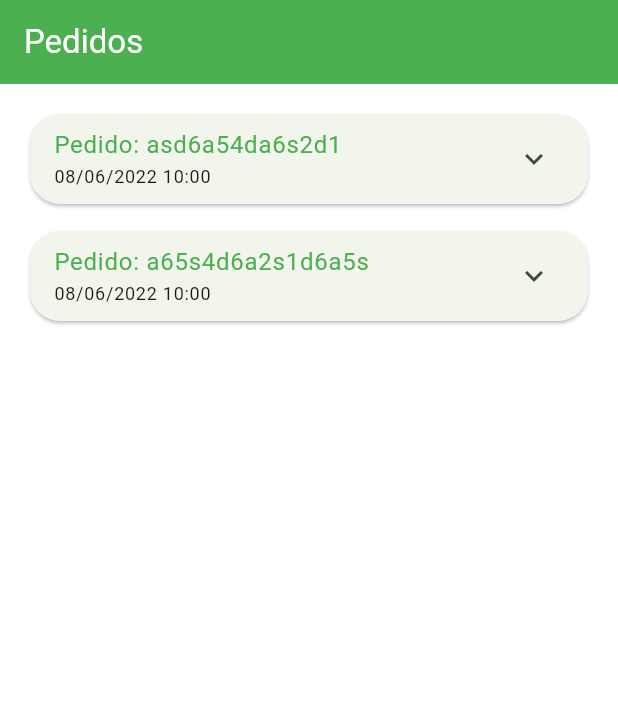
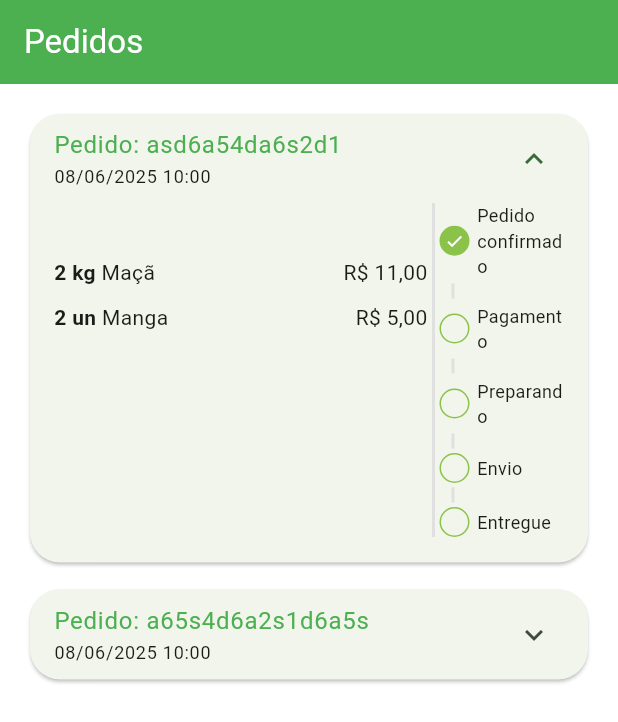
Before and after one commit to Giovanijose/Quitanda-Flutter, a Flutter app: the Orderstab screen opened directly, on a phone screen of 412 x 824 dp. Shown: the top 722 px of the screen. Run offline on Flutter 3.47's test engine with Material 3 defaults, Android fonts, the phone set to English and light mode, and no system bars; our stand-ins replace animated_text_kit, mask_text_input_formatter.

Commit message:
conitnuando tela de pedidos

```diff
--- a/lib/src/config/app_data.dart
+++ b/lib/src/config/app_data.dart
@@ -103,10 +103,10 @@ List<OrderModel> orders = [
   OrderModel(
     copyAndPaste: 'q1w2e3r4t5y6',
     createdDateTime: DateTime.parse(
-      '2022-06-08 10:00:10.458',
+      '2025-06-08 10:00:10.458',
     ),
     overdueDateTime: DateTime.parse(
-      '2022-06-08 11:00:10.458',
+      '2025-06-08 11:00:10.458',
     ),
     id: 'asd6a54da6s2d1',
     status: 'pending_payment',
@@ -127,10 +127,10 @@ List<OrderModel> orders = [
   OrderModel(
     copyAndPaste: 'q1w2e3r4t5y6',
     createdDateTime: DateTime.parse(
-      '2022-06-08 10:00:10.458',
+      '2025-06-08 10:00:10.458',
     ),
     overdueDateTime: DateTime.parse(
-      '2022-06-08 11:00:10.458',
+      '2025-06-08 11:00:10.458',
     ),
     id: 'a65s4d6a2s1d6a5s',
     status: 'delivered',
--- a/lib/src/pages/orders/components/order_status_widget.dart
+++ b/lib/src/pages/orders/components/order_status_widget.dart
@@ -5,7 +5,18 @@ class OrderStatusWidget extends StatelessWidget {
   final String status;
   final bool isOverdue;
 
-  const OrderStatusWidget({
+  final Map<String, int> allStatus = <String, int>{
+    'pending_payment': 0,
+    'refunded': 1,
+    'paid': 2,
+    'preparing_purchase': 3,
+    'shipping': 4,
+    'delivered': 5,
+  };
+
+  int get currentStatus => allStatus[status]!;
+
+  OrderStatusWidget({
     super.key,
     required this.status,
     required this.isOverdue,
@@ -13,17 +24,50 @@ class OrderStatusWidget extends StatelessWidget {
 
   @override
   Widget build(BuildContext context) {
-    return const Column(
+    return Column(
+      crossAxisAlignment: CrossAxisAlignment.start,
       children: [
-        _StatusDot(
-          tile: 'Teste de pagamento',
+        const _StatusDot(
           isActive: true,
+          tile: 'Pedido confirmado',
         ),
-        _StatusDot(
-          tile: 'Pagamento Efetuado',
-          isActive: false,
-        ),
+        const _CustomDivider(),
+        if (currentStatus == 1) ...[
+          const _StatusDot(
+            isActive: true,
+            tile: 'PIX estornado',
+            backgroundColor: Colors.orange,
+          )
+        ] else if (isOverdue) ...[
+          const _StatusDot(
+            isActive: true,
+            tile: 'Pagamento PIX vencido',
+            backgroundColor: Colors.red,
+          )
+        ] else ...[
+          _StatusDot(isActive: currentStatus >= 2, tile: 'Pagamento'),
+          const _CustomDivider(),
+          _StatusDot(isActive: currentStatus >= 3, tile: 'Preparando'),
+          const _CustomDivider(),
+          _StatusDot(isActive: currentStatus >= 4, tile: 'Envio'),
+          const _CustomDivider(),
+          _StatusDot(isActive: currentStatus >= 5, tile: 'Entregue'),
+        ],
       ],
+    );
+  }
+}
+
+class _CustomDivider extends StatelessWidget {
+  const _CustomDivider({super.key});
+
+  @override
+  Widget build(BuildContext context) {
+    return Container(
+      margin: const EdgeInsets.symmetric(horizontal: 8, vertical: 3),
+      height: 10,
+      width: 2,
+      color: Colors.grey.shade300,
     );
   }
 }
@@ -31,11 +75,13 @@ class OrderStatusWidget extends StatelessWidget {
 class _StatusDot extends StatelessWidget {
   final bool isActive;
   final String tile;
+  final Color? backgroundColor;
 
   const _StatusDot({
     super.key,
     required this.isActive,
     required this.tile,
+    this.backgroundColor,
   });
 
   @override
@@ -52,8 +98,9 @@ class _StatusDot extends StatelessWidget {
             border: Border.all(
               color: CustomColors.customSwatchColor,
             ),
-            color:
-                isActive ? CustomColors.customSwatchColor : Colors.transparent,
+            color: isActive
+                ? backgroundColor ?? CustomColors.customSwatchColor
+                : Colors.transparent,
           ),
           child: isActive
               ? const Icon(
@@ -69,7 +116,11 @@ class _StatusDot extends StatelessWidget {
         ),
 
         // Texto
-        Expanded(child: Text(tile)),
+        Expanded(
+            child: Text(
+          tile,
+          style: const TextStyle(fontSize: 12),
+        )),
       ],
     );
   }
--- a/lib/src/pages/orders/components/order_tile.dart
+++ b/lib/src/pages/orders/components/order_tile.dart
@@ -23,6 +23,7 @@ class OrderTile extends StatelessWidget {
       child: Theme(
         data: Theme.of(context).copyWith(dividerColor: Colors.transparent),
         child: ExpansionTile(
+          initiallyExpanded: order.status == 'pending_payment',
           title: Column(
             mainAxisSize: MainAxisSize.min,
             crossAxisAlignment: CrossAxisAlignment.start,
@@ -41,13 +42,14 @@ class OrderTile extends StatelessWidget {
           ),
           childrenPadding: const EdgeInsets.fromLTRB(16, 0, 16, 16),
           children: [
-            SizedBox(
-              height: 150,
+            IntrinsicHeight(
               child: Row(
                 children: [
                   // Lista de produtos
                   Expanded(
                     flex: 3,
+                    child: SizedBox(
+                      height: 150,
                       child: ListView(
                         children: order.items.map((orderItem) {
                           return _OrdemItemWidget(
@@ -55,6 +57,7 @@ class OrderTile extends StatelessWidget {
                             orderItem: orderItem,
                           );
                         }).toList(),
+                      ),
                     ),
                   ),
 
```
Lines whose indentation alone changed are shown as unchanged.
